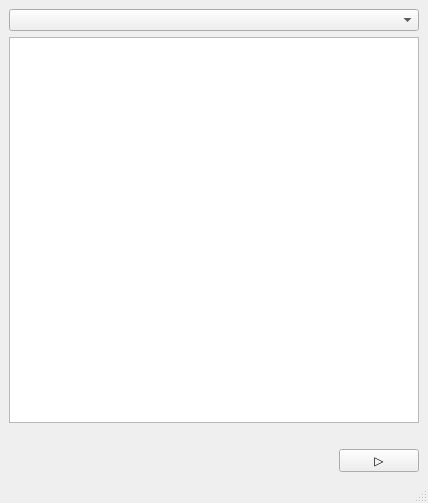
kmzyDev/realtime_whispyannote, file src/whispyannote/front.ui: the form before one commit.
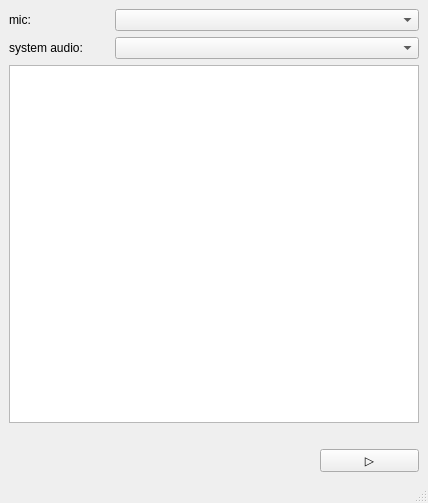
The form after the commit.

Diff of the .ui file:
```diff
--- a/src/whispyannote/front.ui
+++ b/src/whispyannote/front.ui
@@ -15,24 +15,37 @@
   </property>
   <widget class="QWidget" name="centralwidget">
    <layout class="QGridLayout" name="gridLayout">
-    <item row="1" column="0" colspan="3">
-     <widget class="QTextBrowser" name="textBrowser"/>
+    <item row="1" column="1" colspan="3">
+     <widget class="QComboBox" name="loopSelect"/>
     </item>
-    <item row="3" column="2">
+    <item row="4" column="3">
      <widget class="QPushButton" name="toggle">
       <property name="text">
        <string>▷</string>
       </property>
      </widget>
     </item>
-    <item row="2" column="1" colspan="2">
-     <widget class="QLabel" name="label">
+    <item row="0" column="1" colspan="3">
+     <widget class="QComboBox" name="micSelect"/>
+    </item>
+    <item row="0" column="0">
+     <widget class="QLabel" name="label_2">
       <property name="text">
-       <string/>
+       <string>mic:</string>
       </property>
      </widget>
     </item>
-    <item row="3" column="0">
+    <item row="1" column="0">
+     <widget class="QLabel" name="label_3">
+      <property name="text">
+       <string>system audio:</string>
+      </property>
+     </widget>
+    </item>
+    <item row="2" column="0" colspan="4">
+     <widget class="QTextBrowser" name="textBrowser"/>
+    </item>
+    <item row="4" column="0" colspan="3">
      <spacer name="horizontalSpacer">
       <property name="orientation">
        <enum>Qt::Orientation::Horizontal</enum>
@@ -45,8 +58,12 @@
       </property>
      </spacer>
     </item>
-    <item row="0" column="0" colspan="3">
-     <widget class="QComboBox" name="micSelect"/>
+    <item row="3" column="0" colspan="4">
+     <widget class="QLabel" name="label">
+      <property name="text">
+       <string/>
+      </property>
+     </widget>
     </item>
    </layout>
   </widget>
```
